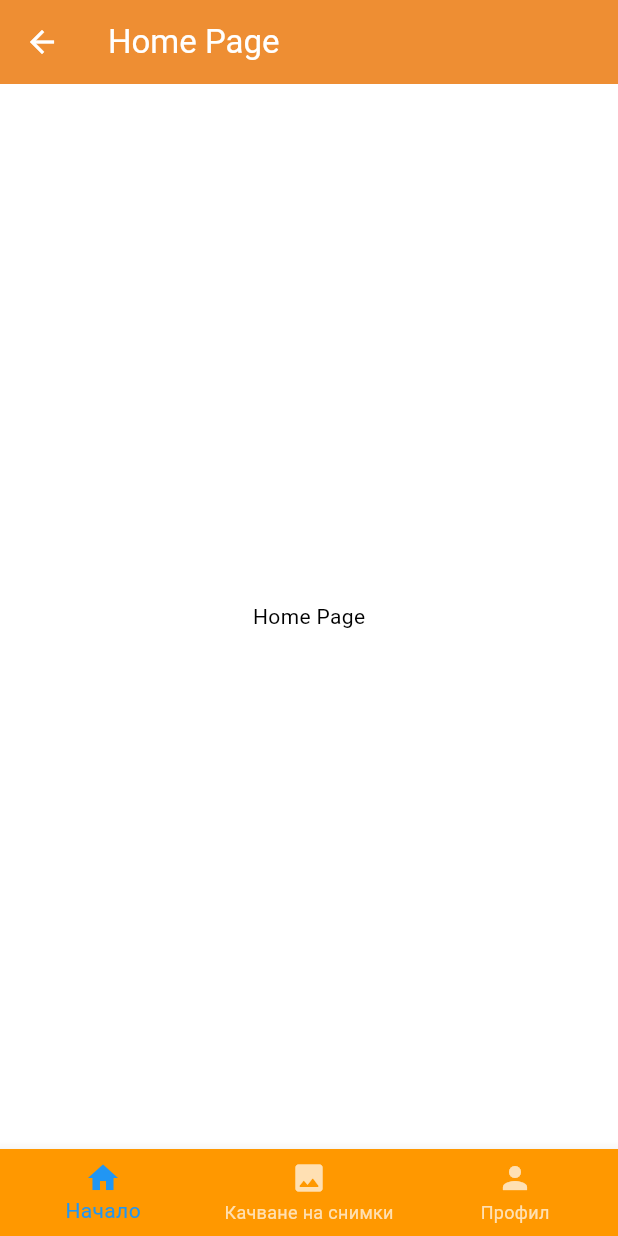
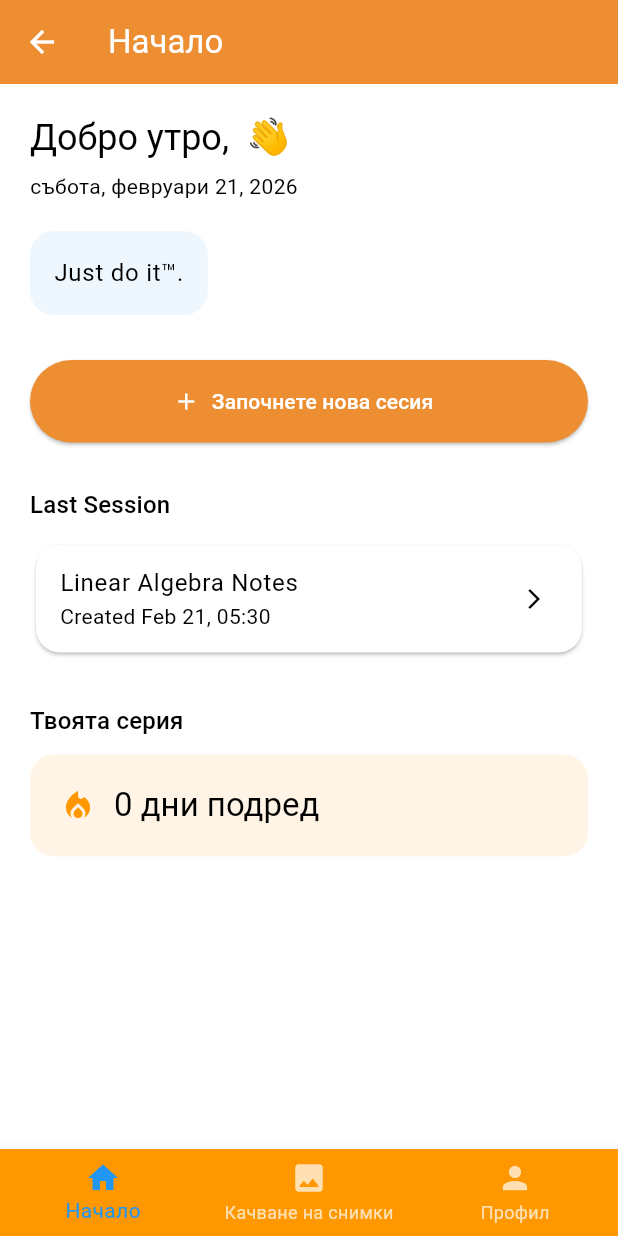
Before and after one commit to Cvet0mir/SnimAI, a Flutter app: the HomePage screen opened by its route, on a phone screen of 412 x 824 dp. Run offline on Flutter 3.47's test engine with Material 3 defaults, Android fonts, the phone set to English and light mode, and no system bars; our stand-ins replace flutter_dotenv, shared_preferences; missing offline and left inert: dart:ffi; accounts and stored records are empty; network calls fail.

Commit message:
Implemented (most of) the home page

```diff
--- a/mobile/lib/app.dart
+++ b/mobile/lib/app.dart
@@ -1,4 +1,6 @@
 import 'package:flutter/material.dart';
+import 'package:flutter_localizations/flutter_localizations.dart';
+
 import 'core/theme/app_theme.dart';
 import 'core/router/app_router.dart';
 
@@ -13,6 +15,16 @@ class App extends StatelessWidget {
       debugShowCheckedModeBanner: false,
       initialRoute: '/',
       routes: AppRouter.routes,
+      locale: const Locale('bg'),
+      supportedLocales: const [
+        Locale('bg'),
+        Locale('en'),
+      ],
+      localizationsDelegates: const [
+        GlobalMaterialLocalizations.delegate,
+        GlobalWidgetsLocalizations.delegate,
+        GlobalCupertinoLocalizations.delegate,
+      ],
     );
   }
 }
--- a/mobile/lib/core/models/user_model.dart
+++ b/mobile/lib/core/models/user_model.dart
@@ -2,11 +2,13 @@ class UserModel {
   final int id;
   final String email;
   final String name;
+  final int currentStreak;
 
   UserModel({
     required this.id,
     required this.email,
     required this.name,
+    required this.currentStreak,
   });
 
   factory UserModel.fromJson(Map<String, dynamic> json) {
@@ -14,6 +16,7 @@ class UserModel {
       id: json['id'],
       email: json['email'],
       name: json['name'],
+      currentStreak: json['current_streak'] ?? 0,
     );
   }
 }
--- a/mobile/lib/features/home_page.dart
+++ b/mobile/lib/features/home_page.dart
@@ -1,7 +1,11 @@
 import 'package:flutter/material.dart';
+import 'package:intl/intl.dart';
 
 import '../core/widgets/app_scaffold.dart';
 import '../core/widgets/navigation_menu.dart';
+import '../core/widgets/primary_button.dart';
+
+import '../core/services/auth/auth_service.dart';
 
 class HomePage extends StatefulWidget {
   const HomePage({super.key});
@@ -13,13 +17,163 @@ class HomePage extends StatefulWidget {
 class _HomePageState extends State<HomePage> {
   int _selectedIndex = 0;
 
+  //  Testing session ------------------------------------
+  final String _lastSessionTitle = "Linear Algebra Notes";
+  final DateTime _lastSessionCreated =
+      DateTime.now().subtract(const Duration(hours: 5));
+
+  final DateTime _lastActiveDate =
+      DateTime.now().subtract(const Duration(days: 1));
+
+  // ------------------------------------------------------
+
+  String _getGreeting() {
+    final hour = DateTime.now().hour;
+
+    if (hour < 12) return "Добро утро";
+    if (hour < 18) return "Добър ден";
+    return "Добър вечер";
+  }
+
+  String _getFormattedDate() {
+    return DateFormat("EEEE, MMMM d, y", "bg").format(DateTime.now());
+  }
+
+  String _getDailyMotivation() {
+    final motivations = [
+      "Стремете се към прогрес, не към съвършенство.",
+      "Пропускаш 100% от възможностите, които не предприемаш.",
+      "Ако не правиш грешки, значи не се опитваш истински.",
+      "Мотивацията почти винаги е по-важна от простия талант.",
+      "Just do it™.",
+      "Тайната да излезеш начело е да започнеш.",
+      "Разликата между цел и мечта е крайният срок.",
+      "Нищо велико не е постигнато без ентусиазъм"
+    ];
+
+    final dayOfYear = int.parse(DateFormat("D").format(DateTime.now()));
+    return motivations[dayOfYear % motivations.length];
+  }
+
+  String _name = '';
+  // the way for its increment will be rethought
+  int _streak = 0;
+
+  @override
+  void initState() {
+    super.initState();
+    _loadProfile();
+  }
+
+  Future<void> _loadProfile() async {
+    final user = await AuthService().getProfile();
+    setState(() {
+      _name = user.name;
+      _streak = user.currentStreak;
+    });
+  }
+
   @override
   Widget build(BuildContext context) {
     return AppScaffold(
-      title: 'Home Page',
-      body: const Center(child: Text("Home Page")),
+      title: 'Начало',
+      body: Padding(
+        padding: const EdgeInsets.all(20),
+        child: SingleChildScrollView(
+          child: Column(
+            crossAxisAlignment: CrossAxisAlignment.start,
+            children: [
+              Text(
+                "${_getGreeting()}, $_name 👋",
+                style: Theme.of(context).textTheme.headlineSmall,
+              ),
 
-      bottomNavigationBar: CustomBottomMenu(currentIndex: _selectedIndex),
+              const SizedBox(height: 6),
+
+              Text(
+                _getFormattedDate(),
+                style: Theme.of(context).textTheme.bodyMedium,
+              ),
+
+              const SizedBox(height: 20),
+
+              Container(
+                padding: const EdgeInsets.all(16),
+                decoration: BoxDecoration(
+                  borderRadius: BorderRadius.circular(16),
+                  color: Colors.blue.withOpacity(0.08),
+                ),
+                child: Text(
+                  _getDailyMotivation(),
+                  style: Theme.of(context).textTheme.bodyLarge,
+                ),
+              ),
+
+              const SizedBox(height: 30),
+
+              PrimaryButton(
+                height: 55,
+                text: 'Започнете нова сесия',
+                onPressed: () {},
+                icon: Icon(Icons.add),
+              ),
+
+              const SizedBox(height: 30),
+
+              Text(
+                "Last Session",
+                style: Theme.of(context).textTheme.titleMedium,
+              ),
+
+              const SizedBox(height: 10),
+
+              Card(
+                shape: RoundedRectangleBorder(
+                  borderRadius: BorderRadius.circular(16),
+                ),
+                child: ListTile(
+                  title: Text(_lastSessionTitle),
+                  subtitle: Text(
+                    "Created ${DateFormat("MMM d, HH:mm").format(_lastSessionCreated)}",
+                  ),
+                  trailing: const Icon(Icons.arrow_forward_ios, size: 16),
+                  onTap: () {},
+                ),
+              ),
+
+              const SizedBox(height: 30),
+
+              Text(
+                "Твоята серия",
+                style: Theme.of(context).textTheme.titleMedium,
+              ),
+
+              const SizedBox(height: 10),
+
+              Container(
+                padding: const EdgeInsets.all(20),
+                decoration: BoxDecoration(
+                  borderRadius: BorderRadius.circular(16),
+                  color: Colors.orange.withOpacity(0.1),
+                ),
+                child: Row(
+                  children: [
+                    const Icon(Icons.local_fire_department,
+                        color: Colors.orange),
+                    const SizedBox(width: 12),
+                    Text(
+                      "$_streak дни подред",
+                      style: Theme.of(context).textTheme.titleLarge,
+                    ),
+                  ],
+                ),
+              ),
+            ],
+          ),
+        ),
+      ),
+      bottomNavigationBar:
+          CustomBottomMenu(currentIndex: _selectedIndex),
     );
   }
 }
--- a/mobile/pubspec.yaml
+++ b/mobile/pubspec.yaml
@@ -31,6 +31,9 @@ dependencies:
   flutter:
     sdk: flutter
 
+  flutter_localizations:
+    sdk: flutter
+
   # The following adds the Cupertino Icons font to your application.
   # Use with the CupertinoIcons class for iOS style icons.
   cupertino_icons: ^1.0.8
@@ -38,7 +41,7 @@ dependencies:
   http: ^1.2.0
   shared_preferences: ^2.2.2
   go_router: ^14.2.0
-  intl: ^0.19.0
+  intl: ^0.20.2
 
 dev_dependencies:
   flutter_test:
```
Also changed, not shown: mobile/pubspec.lock, 1 other file.
